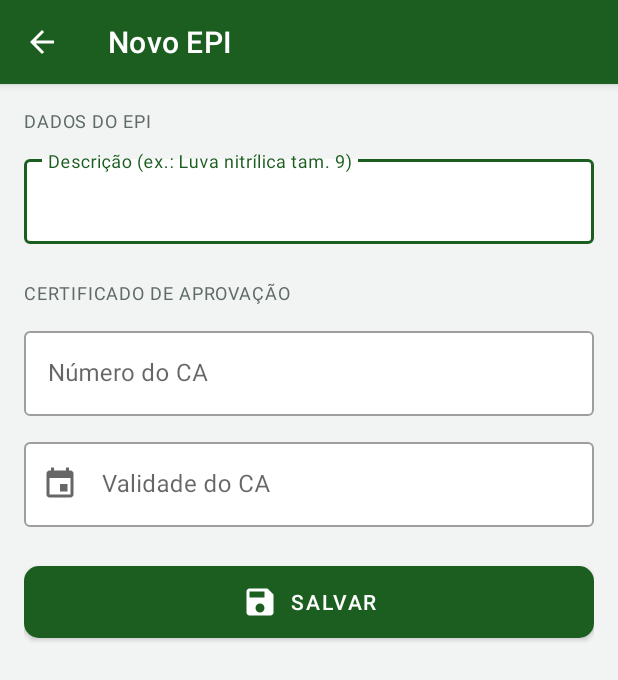
After one commit to pedpalma/controleDeEPIMobile, an Android app: the EpiFormActivity screen opened directly, with no data from a screen before it, on a phone screen of 412 x 824 dp. The commit adds this screen. Shown: the top 680 px of the screen. Run offline under Robolectric (Android 15) with nearby library versions, the phone set to English and light mode, and no system bars; our stand-ins replace Firebase (no records; nobody signed in at launch, a user with empty details on screens opened directly).

Commit message:
feat: cadastra e edita EPI com numero e validade

```diff
--- a/app/src/main/AndroidManifest.xml
+++ b/app/src/main/AndroidManifest.xml
@@ -42,6 +42,10 @@
             android:name=".EpisActivity"
             android:exported="false" />
 
+        <activity
+            android:name=".EpiFormActivity"
+            android:exported="false" />
+
     </application>
 
 </manifest>
--- /dev/null
+++ b/app/src/main/java/br/senai/sp/controleepi/EpiFormActivity.java
@@ -0,0 +1,172 @@
+package br.senai.sp.controleepi;
+
+import android.app.DatePickerDialog;
+import android.os.Bundle;
+import android.view.View;
+import android.widget.Button;
+import android.widget.EditText;
+import android.widget.ProgressBar;
+import android.widget.Toast;
+
+import androidx.annotation.NonNull;
+import androidx.appcompat.app.AppCompatActivity;
+
+import com.google.android.gms.tasks.Task;
+import com.google.android.material.textfield.TextInputLayout;
+import com.google.firebase.firestore.FirebaseFirestore;
+
+import java.time.LocalDate;
+import java.util.HashMap;
+import java.util.Map;
+
+import br.senai.sp.controleepi.model.Epi;
+import br.senai.sp.controleepi.util.Colecoes;
+import br.senai.sp.controleepi.util.Datas;
+import br.senai.sp.controleepi.util.MensagensFirebase;
+import br.senai.sp.controleepi.util.Validacao;
+
+public class EpiFormActivity extends AppCompatActivity {
+
+    public static final String EXTRA_EPI_ID = "epiId";
+    private static final String CHAVE_VALIDADE = "validade";
+
+    private TextInputLayout campoDescricao;
+    private TextInputLayout campoCa;
+    private TextInputLayout campoValidade;
+    private EditText editValidade;
+    private Button btnSalvar;
+    private ProgressBar progresso;
+
+    private String epiId;
+    private LocalDate validade;
+
+    @Override
+    protected void onCreate(Bundle savedInstanceState) {
+        super.onCreate(savedInstanceState);
+        setContentView(R.layout.activity_epi_form);
+        if (getSupportActionBar() != null) {
+            getSupportActionBar().setDisplayHomeAsUpEnabled(true);
+        }
+
+        campoDescricao = findViewById(R.id.campoDescricao);
+        campoCa = findViewById(R.id.campoCa);
+        campoValidade = findViewById(R.id.campoValidade);
+        editValidade = findViewById(R.id.editValidade);
+        btnSalvar = findViewById(R.id.btnSalvar);
+        progresso = findViewById(R.id.progresso);
+
+        epiId = getIntent().getStringExtra(EXTRA_EPI_ID);
+        setTitle(epiId == null ? R.string.titulo_novo_epi : R.string.titulo_editar_epi);
+
+        editValidade.setOnClickListener(v -> escolherValidade());
+        btnSalvar.setOnClickListener(v -> salvar());
+
+        if (savedInstanceState != null) {
+            validade = Datas.deTexto(savedInstanceState.getString(CHAVE_VALIDADE));
+            mostrarValidade();
+        } else if (epiId != null) {
+            carregarEpi();
+        }
+    }
+
+    @Override
+    protected void onSaveInstanceState(@NonNull Bundle outState) {
+        super.onSaveInstanceState(outState);
+        outState.putString(CHAVE_VALIDADE, Datas.paraTexto(validade));
+    }
+
+    @Override
+    public boolean onSupportNavigateUp() {
+        finish();
+        return true;
+    }
+
+    private void carregarEpi() {
+        carregando(true);
+        FirebaseFirestore.getInstance()
+                .collection(Colecoes.EPIS)
+                .document(epiId)
+                .get()
+                .addOnSuccessListener(documento -> {
+                    carregando(false);
+                    Epi epi = documento.toObject(Epi.class);
+                    if (epi == null) {
+                        Toast.makeText(this, "EPI não encontrado", Toast.LENGTH_LONG).show();
+                        finish();
+                        return;
+                    }
+                    preencher(campoDescricao, epi.getDescricao());
+                    preencher(campoCa, epi.getCa());
+                    validade = Datas.paraLocalDate(epi.getValidadeCa());
+                    mostrarValidade();
+                })
+                .addOnFailureListener(this::mostrarErro);
+    }
+
+    private void preencher(TextInputLayout campo, String valor) {
+        if (campo.getEditText() != null) {
+            campo.getEditText().setText(valor);
+        }
+    }
+
+    private void escolherValidade() {
+        LocalDate inicial = validade != null ? validade : LocalDate.now().plusYears(1);
+        DatePickerDialog dialogo = new DatePickerDialog(this,
+                (picker, ano, mes, dia) -> {
+                    validade = LocalDate.of(ano, mes + 1, dia);
+                    mostrarValidade();
+                },
+                inicial.getYear(), inicial.getMonthValue() - 1, inicial.getDayOfMonth());
+        dialogo.show();
+    }
+
+    private void mostrarValidade() {
+        editValidade.setText(Datas.formatar(validade));
+        if (validade != null) {
+            campoValidade.setError(null);
+        }
+    }
+
+    private boolean formularioValido() {
+        boolean descricaoOk = Validacao.minimo(campoDescricao, 3, "Informe a descrição do EPI");
+        boolean caOk = Validacao.obrigatorio(campoCa, "Informe o número do CA");
+        boolean validadeOk = validade != null;
+        if (!validadeOk) {
+            campoValidade.setError("Escolha a data de validade do CA");
+        }
+        return descricaoOk && caOk && validadeOk;
+    }
+
+    private void salvar() {
+        if (!formularioValido()) {
+            return;
+        }
+
+        Map<String, Object> dados = new HashMap<>();
+        dados.put("descricao", Validacao.texto(campoDescricao));
+        dados.put("ca", Validacao.texto(campoCa));
+        dados.put("validadeCa", Datas.paraTimestamp(validade));
+
+        carregando(true);
+        FirebaseFirestore banco = FirebaseFirestore.getInstance();
+        Task<?> tarefa = epiId == null
+                ? banco.collection(Colecoes.EPIS).add(dados)
+                : banco.collection(Colecoes.EPIS).document(epiId).update(dados);
+
+        tarefa.addOnSuccessListener(resultado -> {
+                    Toast.makeText(this, "EPI salvo", Toast.LENGTH_SHORT).show();
+                    finish();
+                })
+                .addOnFailureListener(this::mostrarErro);
+    }
+
+    private void mostrarErro(Exception erro) {
+        carregando(false);
+        Toast.makeText(this, MensagensFirebase.traduzir(erro), Toast.LENGTH_LONG).show();
+    }
+
+    private void carregando(boolean ativo) {
+        progresso.setVisibility(ativo ? View.VISIBLE : View.GONE);
+        btnSalvar.setEnabled(!ativo);
+    }
+}
--- /dev/null
+++ b/app/src/main/res/layout/activity_epi_form.xml
@@ -0,0 +1,89 @@
+<?xml version="1.0" encoding="utf-8"?>
+<ScrollView xmlns:android="http://schemas.android.com/apk/res/android"
+    xmlns:app="http://schemas.android.com/apk/res-auto"
+    android:layout_width="match_parent"
+    android:layout_height="match_parent"
+    android:background="@color/fundo">
+
+    <LinearLayout
+        android:layout_width="match_parent"
+        android:layout_height="wrap_content"
+        android:orientation="vertical"
+        android:padding="@dimen/margem_tela">
+
+        <TextView
+            style="@style/Rotulo"
+            android:layout_width="wrap_content"
+            android:layout_height="wrap_content"
+            android:text="@string/rotulo_dados_epi" />
+
+        <com.google.android.material.textfield.TextInputLayout
+            android:id="@+id/campoDescricao"
+            style="@style/Campo"
+            android:layout_width="match_parent"
+            android:layout_height="wrap_content"
+            android:hint="@string/dica_descricao_epi">
+
+            <com.google.android.material.textfield.TextInputEditText
+                android:id="@+id/editDescricao"
+                android:layout_width="match_parent"
+                android:layout_height="wrap_content"
+                android:inputType="textCapSentences" />
+        </com.google.android.material.textfield.TextInputLayout>
+
+        <TextView
+            style="@style/Rotulo"
+            android:layout_width="wrap_content"
+            android:layout_height="wrap_content"
+            android:layout_marginTop="24dp"
+            android:text="@string/rotulo_certificado" />
+
+        <com.google.android.material.textfield.TextInputLayout
+            android:id="@+id/campoCa"
+            style="@style/Campo"
+            android:layout_width="match_parent"
+            android:layout_height="wrap_content"
+            android:hint="@string/dica_ca">
+
+            <com.google.android.material.textfield.TextInputEditText
+                android:id="@+id/editCa"
+                android:layout_width="match_parent"
+                android:layout_height="wrap_content"
+                android:inputType="number"
+                android:maxLength="7" />
+        </com.google.android.material.textfield.TextInputLayout>
+
+        <com.google.android.material.textfield.TextInputLayout
+            android:id="@+id/campoValidade"
+            style="@style/Campo"
+            android:layout_width="match_parent"
+            android:layout_height="wrap_content"
+            android:hint="@string/dica_validade_ca"
+            app:startIconDrawable="@drawable/ic_calendario">
+
+            <com.google.android.material.textfield.TextInputEditText
+                android:id="@+id/editValidade"
+                android:layout_width="match_parent"
+                android:layout_height="wrap_content"
+                android:cursorVisible="false"
+                android:focusable="false"
+                android:inputType="none" />
+        </com.google.android.material.textfield.TextInputLayout>
+
+        <com.google.android.material.button.MaterialButton
+            android:id="@+id/btnSalvar"
+            style="@style/BotaoPrincipal"
+            android:layout_width="match_parent"
+            android:layout_height="wrap_content"
+            android:text="@string/btn_salvar"
+            app:icon="@drawable/ic_salvar" />
+
+        <ProgressBar
+            android:id="@+id/progresso"
+            android:layout_width="wrap_content"
+            android:layout_height="wrap_content"
+            android:layout_gravity="center_horizontal"
+            android:layout_marginTop="12dp"
+            android:visibility="gone" />
+    </LinearLayout>
+</ScrollView>
--- a/app/src/main/res/values/strings_epi.xml
+++ b/app/src/main/res/values/strings_epi.xml
@@ -3,4 +3,12 @@
     <string name="titulo_epis">EPIs cadastrados</string>
     <string name="vazio_epis_titulo">Nenhum EPI cadastrado</string>
     <string name="vazio_epis_dica">Toque em + para cadastrar o primeiro EPI com o número e a validade do CA.</string>
+    <string name="btn_novo_epi">Novo EPI</string>
+    <string name="titulo_novo_epi">Novo EPI</string>
+    <string name="titulo_editar_epi">Editar EPI</string>
+    <string name="dica_descricao_epi">Descrição (ex.: Luva nitrílica tam. 9)</string>
+    <string name="dica_ca">Número do CA</string>
+    <string name="dica_validade_ca">Validade do CA</string>
+    <string name="rotulo_dados_epi">Dados do EPI</string>
+    <string name="rotulo_certificado">Certificado de Aprovação</string>
 </resources>
```
Also changed, not shown: app/src/main/java/br/senai/sp/controleepi/EpisActivity.java (+11 -1 lines), app/src/main/res/layout/activity_epis.xml (+13 -0 lines).
